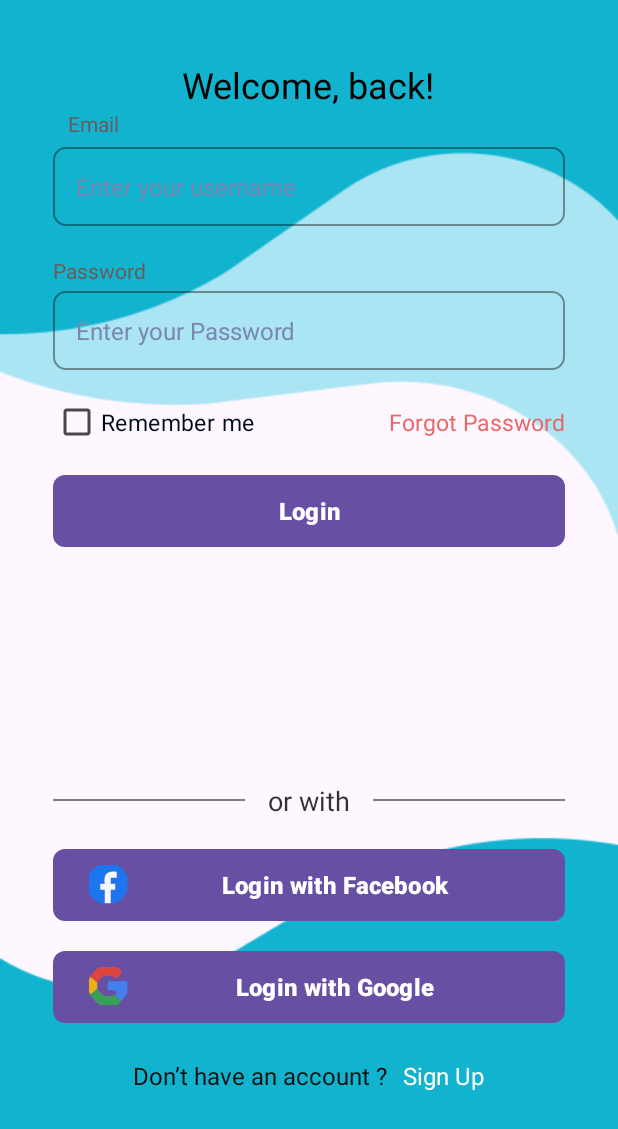
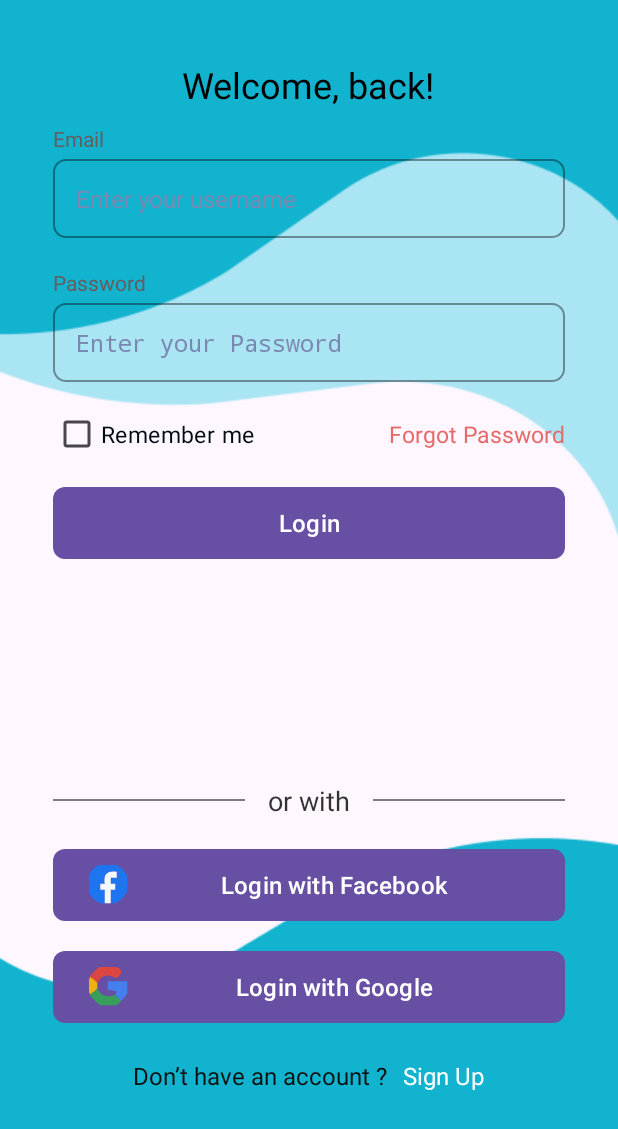
Before and after one commit to GDSCDSU/Healthy-Scan-App, an Android app: the screen it shows after launch (Login), on a phone screen of 412 x 824 dp. Shown: the top 1129 px of the screen. Run offline under Robolectric (Android 15) with nearby library versions, the phone set to English and light mode, and no system bars.

Commit message:
Login page UI done...

```diff
--- a/app/src/main/res/layout/activity_login.xml
+++ b/app/src/main/res/layout/activity_login.xml
@@ -25,15 +25,15 @@
             android:layout_width="wrap_content"
             android:layout_height="wrap_content"
             android:layout_marginTop="10dp"
-
+            android:layout_marginBottom="10dp"
             android:text="@string/welcome_bac"
             android:textAppearance="@style/welcome_bac"
             android:layout_gravity="center_horizontal"/>
 
         <TextView
             android:id="@+id/email"
-            android:layout_width="54dp"
-            android:layout_height="21dp"
+            android:layout_width="wrap_content"
+            android:layout_height="wrap_content"
             android:text="@string/email"
             android:textAppearance="@style/email"
             android:gravity="center_horizontal|top"
@@ -63,7 +63,6 @@
             />
 
         <EditText
-
             android:layout_width="match_parent"
             android:layout_height="wrap_content"
             android:background="@drawable/edit_text_design"
@@ -72,7 +71,7 @@
             android:layout_marginTop="4dp"
             android:textAppearance="@style/email_text"
             android:hint="Enter your Password"
-            android:inputType="textEmailAddress"
+            android:inputType="textPassword"
             android:textColorHint="#7A88B1">
         </EditText>
 
@@ -118,7 +117,7 @@
             android:layout_height="wrap_content"
             android:text="Login"
             android:textColor="@color/white"
-            android:textStyle="bold"
+
             android:textSize="16sp"
             android:layout_marginTop="10dp"
             android:background="@drawable/login_signup_button_bg"/>
@@ -173,7 +172,6 @@
             android:layout_height="wrap_content"
             android:text="Login with Facebook"
             android:textColor="@color/white"
-            android:textStyle="bold"
             android:textSize="16sp"
             android:drawableLeft="@drawable/facebook_logo"
             android:layout_marginTop="20dp"
@@ -184,7 +182,6 @@
             android:layout_height="wrap_content"
             android:text="Login with Google"
             android:textColor="@color/white"
-            android:textStyle="bold"
             android:textSize="16sp"
             android:drawableLeft="@drawable/google_logo"
             android:layout_marginTop="20dp"
```
